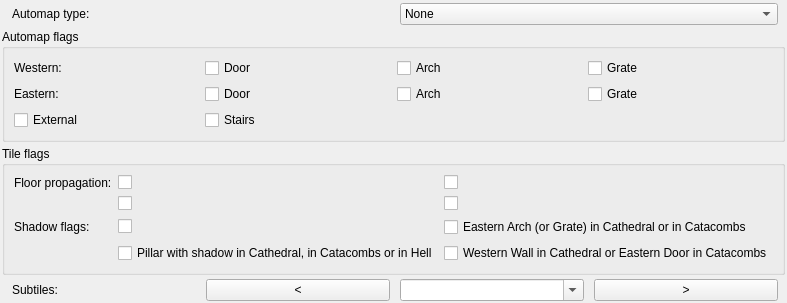
Above: source/leveltabtilewidget.ui from pionere/d1-graphics-tool before the change. Below: the same form after it.
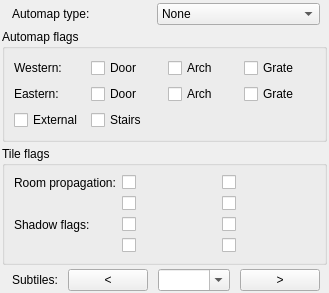
That is the form after the change.

```diff
--- a/source/leveltabtilewidget.ui
+++ b/source/leveltabtilewidget.ui
@@ -216,7 +216,7 @@
       <item row="1" column="0">
        <widget class="QLabel">
         <property name="text">
-         <string>Floor propagation:</string>
+         <string>Room propagation:</string>
         </property>
         <property name="toolTip">
          <string></string>
@@ -251,21 +251,21 @@
       </item>
       <item row="3" column="2">
        <widget class="QCheckBox" name="tlaS01">
-        <property name="text">
+        <property name="toolTip">
          <string>Eastern Arch (or Grate) in Cathedral or in Catacombs</string>
         </property>
        </widget>
       </item>
       <item row="4" column="1">
        <widget class="QCheckBox" name="tlaS02">
-        <property name="text">
+        <property name="toolTip">
          <string>Pillar with shadow in Cathedral, in Catacombs or in Hell</string>
         </property>
        </widget>
       </item>
       <item row="4" column="2">
        <widget class="QCheckBox" name="tlaS03">
-        <property name="text">
+        <property name="toolTip">
          <string>Western Wall in Cathedral or Eastern Door in Catacombs</string>
         </property>
        </widget>
```
